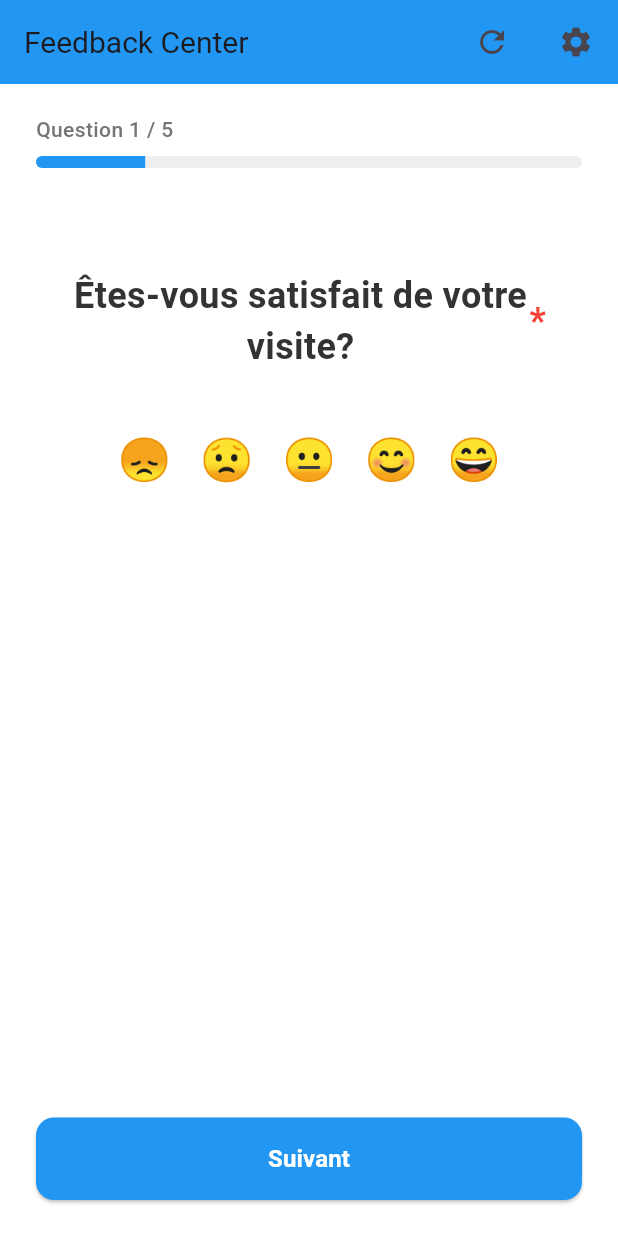
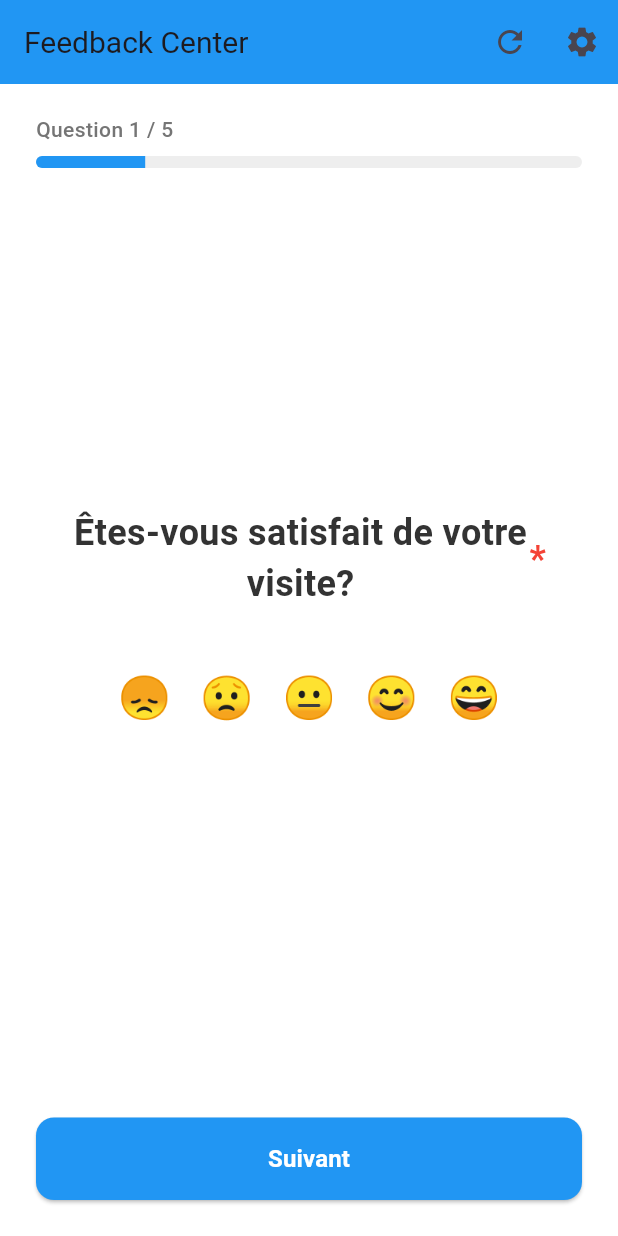
Before and after one commit to thabel/feed_back_app, a Flutter app: the screen it shows after launch, on a phone screen of 412 x 824 dp. Run offline on Flutter 3.47's test engine with Material 3 defaults, Android fonts, the phone set to English and light mode, and no system bars.

Commit message:
Fix AppBar icons, add default score value, and center questions properly
- Replace GestureDetector with IconButton for AppBar actions (refresh/settings)
  to provide proper tap detection and visual feedback
- Add defaultValue field to Question model with JSON serialization support
- Set default value of 10/10 for Question 2 (q2_2) in questionnaire q2
- Improve question centering by wrapping with Center widget and adding
  mainAxisAlignment: MainAxisAlignment.center to ensure proper vertical centering
- Notify parent widget immediately when score widget has default value

🤖 Generated with Claude Code

Co-Authored-By: Claude <noreply@anthropic.com>

```diff
--- a/lib/models/question.dart
+++ b/lib/models/question.dart
@@ -17,6 +17,7 @@ class Question {
   final bool isMandatory;
   final List<String>? choices; // For single choice questions
   final String? placeholder;
+  final dynamic defaultValue; // Default value for the question
 
   Question({
     required this.id,
@@ -25,6 +26,7 @@ class Question {
     this.isMandatory = true,
     this.choices,
     this.placeholder,
+    this.defaultValue,
   });
 
   factory Question.fromJson(Map<String, dynamic> json) {
@@ -35,6 +37,7 @@ class Question {
       isMandatory: json['isMandatory'] as bool? ?? true,
       choices: List<String>.from(json['choices'] as List<dynamic>? ?? []),
       placeholder: json['placeholder'] as String?,
+      defaultValue: json['defaultValue'],
     );
   }
 
@@ -46,6 +49,7 @@ class Question {
       'isMandatory': isMandatory,
       'choices': choices,
       'placeholder': placeholder,
+      'defaultValue': defaultValue,
     };
   }
 
--- a/lib/screens/feedback_screen.dart
+++ b/lib/screens/feedback_screen.dart
@@ -161,21 +161,21 @@ class _FeedbackScreenState extends State<FeedbackScreen> {
         elevation: 0,
         actions: [
           // Refresh button
-          Padding(
-            padding: EdgeInsets.all(isTablet ? 20.0 : 16.0),
-            child: GestureDetector(
-              onTap: _refreshQuestionnaire,
-              child: Icon(
+          IconButton(
+            icon: Icon(
               Icons.refresh,
               size: isTablet ? 28 : 24,
             ),
-            ),
+            onPressed: _refreshQuestionnaire,
+            splashRadius: isTablet ? 28 : 24,
           ),
           // Settings button
-          Padding(
-            padding: EdgeInsets.all(isTablet ? 20.0 : 16.0),
-            child: GestureDetector(
-              onTap: () async {
+          IconButton(
+            icon: Icon(
+              Icons.settings,
+              size: isTablet ? 28 : 24,
+            ),
+            onPressed: () async {
               final result = await Navigator.of(context).push<bool>(
                 MaterialPageRoute(
                   builder: (context) => const SettingsScreen(),
@@ -185,11 +185,7 @@ class _FeedbackScreenState extends State<FeedbackScreen> {
                 _loadQuestionnaire();
               }
             },
-              child: Icon(
-                Icons.settings,
-                size: isTablet ? 28 : 24,
-              ),
-            ),
+            splashRadius: isTablet ? 28 : 24,
           ),
         ],
       ),
--- a/lib/services/feedback_service.dart
+++ b/lib/services/feedback_service.dart
@@ -65,6 +65,7 @@ class FeedbackService {
           text: 'Courtoisie du personnel',
           type: QuestionType.score,
           isMandatory: true,
+          defaultValue: 10,
         ),
         Question(
           id: 'q2_3',
--- a/lib/widgets/question_widgets.dart
+++ b/lib/widgets/question_widgets.dart
@@ -23,7 +23,7 @@ class _QuestionWidgetState extends State<QuestionWidget> {
   @override
   void initState() {
     super.initState();
-    _currentValue = widget.initialValue;
+    _currentValue = widget.initialValue ?? widget.question.defaultValue;
   }
 
   @override
@@ -31,9 +31,11 @@ class _QuestionWidgetState extends State<QuestionWidget> {
     final screenWidth = MediaQuery.of(context).size.width;
     final isMobile = screenWidth < 600;
 
-    return Padding(
+    return Center(
+      child: Padding(
         padding: const EdgeInsets.symmetric(horizontal: 24.0, vertical: 16.0),
         child: Column(
+          mainAxisAlignment: MainAxisAlignment.center,
           crossAxisAlignment: CrossAxisAlignment.center,
           children: [
             // Question text with mandatory indicator
@@ -67,10 +69,9 @@ class _QuestionWidgetState extends State<QuestionWidget> {
             ),
             const SizedBox(height: 32),
             // Question-specific widgets
-          Center(
-            child: _buildQuestionWidget(),
+            _buildQuestionWidget(),
+          ],
         ),
-        ],
       ),
     );
   }
@@ -252,6 +253,10 @@ class _ScoreWidgetState extends State<ScoreWidget> {
   void initState() {
     super.initState();
     _score = widget.initialValue > 0 ? widget.initialValue : 0;
+    // If we have an initial value, immediately notify parent
+    if (_score > 0) {
+      widget.onChanged(_score);
+    }
   }
 
   @override
```
Lines whose indentation alone changed are shown as unchanged.
